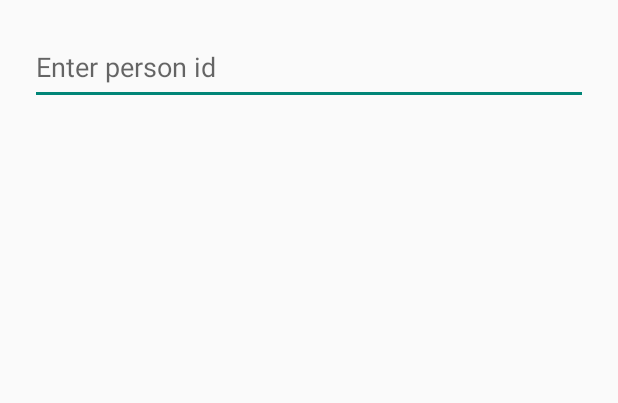
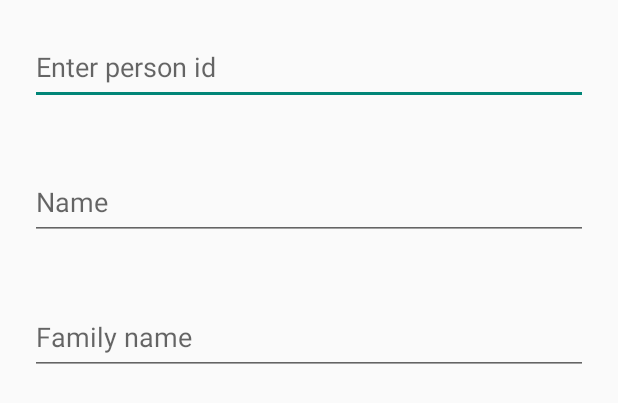
Before and after one commit to toko74/evaluator, an Android app: the layout add_person_dialog.xml on its own in the app's theme, with its tools: preview values and no code run, on a phone screen of 412 x 824 dp. Shown: the top 403 px of the screen. Run offline under Robolectric (Android 15) with nearby library versions, the phone set to English and light mode, and no system bars.

Commit message:
implement candidate CRUD

```diff
--- a/app/src/main/res/layout/add_person_dialog.xml
+++ b/app/src/main/res/layout/add_person_dialog.xml
@@ -21,4 +21,30 @@
 
 
 
+	<EditText
+		android:id="@+id/candidateName"
+		android:layout_width="match_parent"
+		android:layout_height="wrap_content"
+		android:minHeight="50dp"
+		android:textColor="@android:color/black"
+		android:textSize="18sp"
+		android:gravity="center|left"
+		android:hint="@string/enter_candidate_name"
+		android:layout_margin="20dp"/>
+
+
+
+	<EditText
+		android:id="@+id/candidateFamilyName"
+		android:layout_width="match_parent"
+		android:layout_height="wrap_content"
+		android:minHeight="50dp"
+		android:textColor="@android:color/black"
+		android:textSize="18sp"
+		android:gravity="center|left"
+		android:hint="@string/enter_candidate_family_name"
+		android:layout_margin="20dp"/>
+
+
+
 </LinearLayout>
--- a/app/src/main/res/values/strings.xml
+++ b/app/src/main/res/values/strings.xml
@@ -22,5 +22,7 @@
 	<string name="maediacl_quited">Medical quited</string>
 	<string name="finish">Finish</string>
 	<string name="candidate_name">Candidate name</string>
+	<string name="enter_candidate_name">Name</string>
+	<string name="enter_candidate_family_name">Family name</string>
 
 </resources>
```
Also changed, not shown: app/src/main/java/com/evaluator/db/EvaluatorAppDB.java (+32 -0 lines), app/src/main/java/com/evaluator/group/AddCandidateDialog.java (+51 -3 lines), app/src/main/java/com/evaluator/group/Candidate.java (+24 -1 lines), app/src/main/java/com/evaluator/group/CandidateStatus.java (+34 -1 lines), app/src/main/java/com/evaluator/group/GroupDetailsFragment.java (+11 -12 lines), 1 other file.
